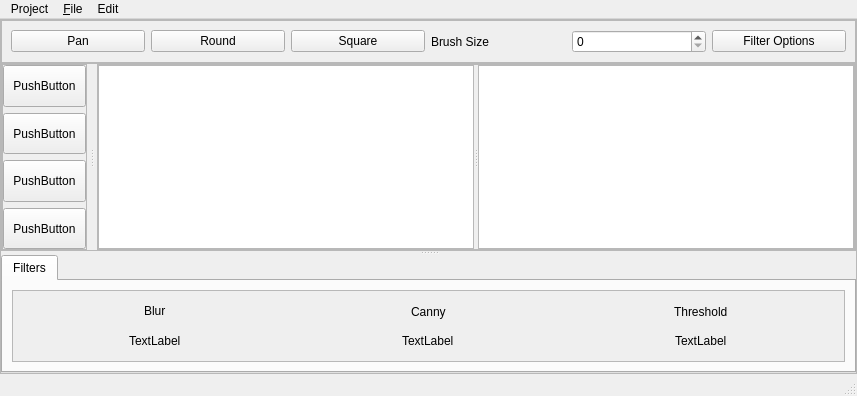
This is Qt/InstaDam/instadam.ui in Vedhus/InstaDam as Qt 5 draws it before an edit. The edited form follows.
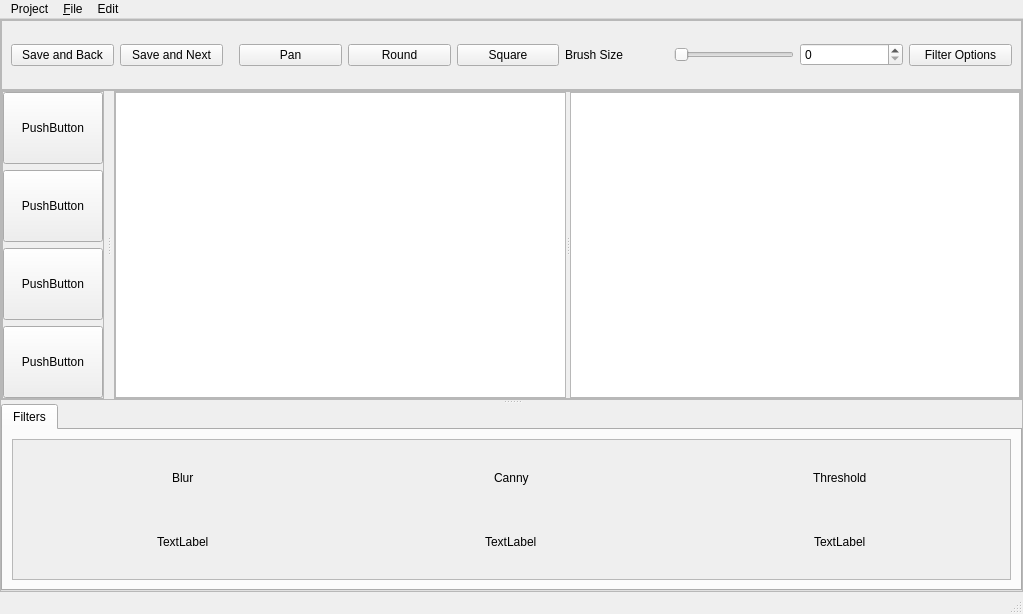
This is the edited form. Custom widgets are drawn as their Qt base class.

Commit message: Label save as PNG, quick save and next buttons

Diff of the .ui file:
```diff
--- a/Qt/InstaDam/instadam.ui
+++ b/Qt/InstaDam/instadam.ui
@@ -6,8 +6,8 @@
    <rect>
     <x>0</x>
     <y>0</y>
-    <width>857</width>
-    <height>396</height>
+    <width>1023</width>
+    <height>614</height>
    </rect>
   </property>
   <property name="mouseTracking">
@@ -96,6 +96,33 @@
           <enum>QFrame::Raised</enum>
          </property>
          <layout class="QHBoxLayout" name="horizontalLayout_4">
+          <item>
+           <widget class="QPushButton" name="saveAndBack">
+            <property name="text">
+             <string>Save and Back</string>
+            </property>
+           </widget>
+          </item>
+          <item>
+           <widget class="QPushButton" name="saveAndNext">
+            <property name="text">
+             <string>Save and Next</string>
+            </property>
+           </widget>
+          </item>
+          <item>
+           <spacer name="verticalSpacer">
+            <property name="orientation">
+             <enum>Qt::Vertical</enum>
+            </property>
+            <property name="sizeHint" stdset="0">
+             <size>
+              <width>10</width>
+              <height>10</height>
+             </size>
+            </property>
+           </spacer>
+          </item>
           <item>
            <widget class="QPushButton" name="panButton">
             <property name="text">
@@ -124,6 +151,19 @@
             </property>
            </widget>
           </item>
+          <item>
+           <widget class="QSlider" name="horizontalSlider">
+            <property name="maximumSize">
+             <size>
+              <width>120</width>
+              <height>16777215</height>
+             </size>
+            </property>
+            <property name="orientation">
+             <enum>Qt::Horizontal</enum>
+            </property>
+           </widget>
+          </item>
           <item>
            <widget class="QSpinBox" name="spinBox"/>
           </item>
@@ -225,8 +265,8 @@
                     <rect>
                      <x>0</x>
                      <y>0</y>
-                     <width>108</width>
-                     <height>181</height>
+                     <width>94</width>
+                     <height>305</height>
                     </rect>
                    </property>
                    <layout class="QVBoxLayout" name="verticalLayout_3">
@@ -393,8 +433,8 @@
                    <rect>
                     <x>0</x>
                     <y>0</y>
-                    <width>827</width>
-                    <height>70</height>
+                    <width>993</width>
+                    <height>137</height>
                    </rect>
                   </property>
                   <layout class="QVBoxLayout" name="verticalLayout_7">
@@ -478,7 +518,7 @@
     <rect>
      <x>0</x>
      <y>0</y>
-     <width>857</width>
+     <width>1023</width>
      <height>21</height>
     </rect>
    </property>
```
Left out of the diff: 4 changed lines with no effect on the pictures. The commit also changes 15 other files.
